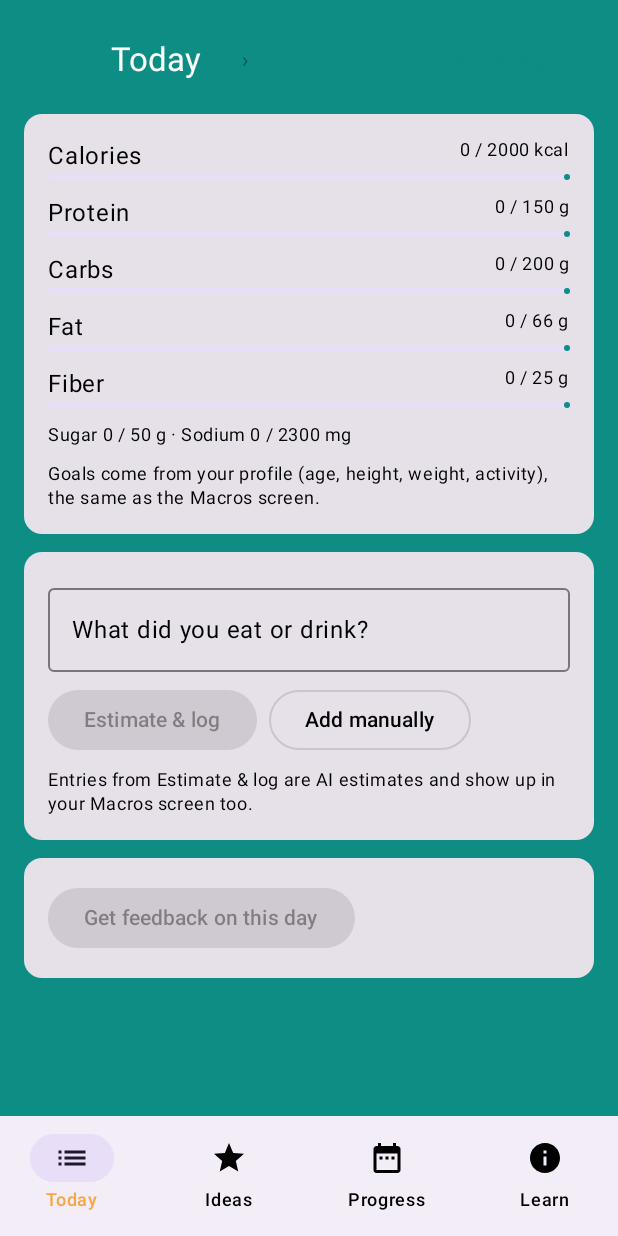
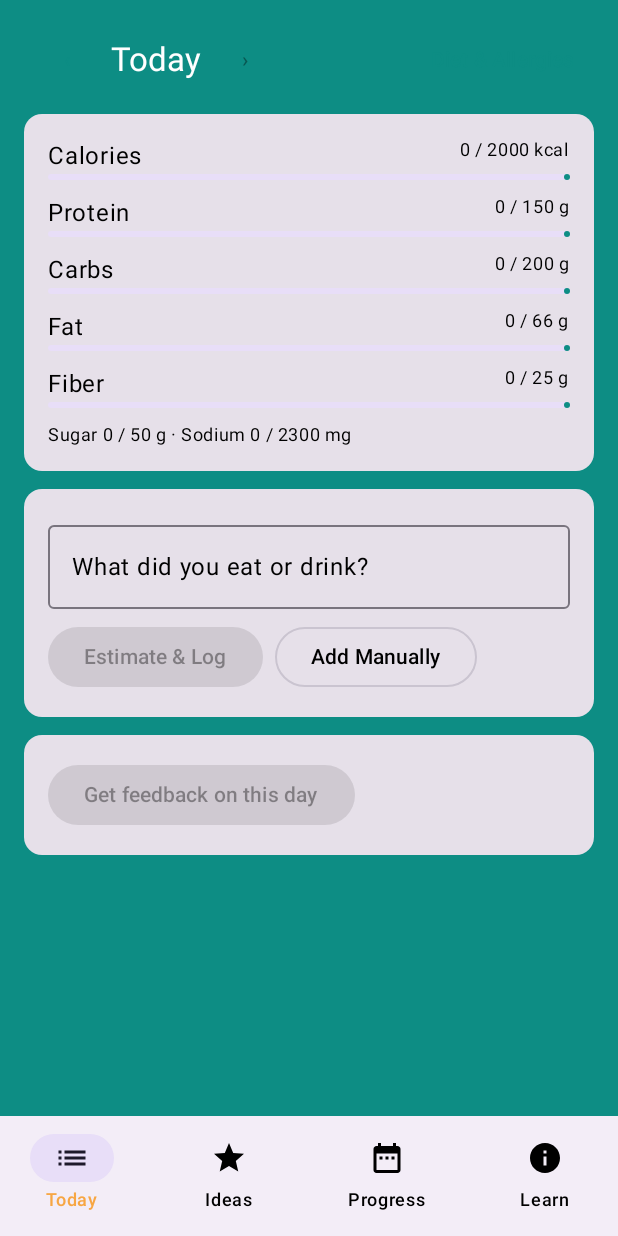
Before and after one commit to AJohansen-code/Scholar_Stong, an Android app built with Jetpack Compose: the NutritionHost screen opened through its navigation route, on a phone screen of 412 x 824 dp. Run offline under Robolectric (Android 15) with nearby library versions, the phone set to English and light mode, and no system bars; our stand-ins replace Room's generated code; 2 statements that could not run were skipped.

Commit message:
Removed goals disclaimer and readded the nutrition dashboard.

```diff
--- a/app/src/main/java/com/academicstrong/nutrition/ui/TodayScreen.kt
+++ b/app/src/main/java/com/academicstrong/nutrition/ui/TodayScreen.kt
@@ -42,7 +42,7 @@ fun TodayScreen(vm: NutritionViewModel) {
                 )
                 TextButton(onClick = { vm.shiftDay(1) }, enabled = day < vm.today) { Text("›") }
                 Spacer(Modifier.weight(1f))
-                TextButton(onClick = { showPrefs = true }) { Text("Diet & allergies") }
+                TextButton(onClick = { showPrefs = true }) { Text("Diet & Allergies") }
             }
         }
         item {
@@ -57,10 +57,6 @@ fun TodayScreen(vm: NutritionViewModel) {
                         "Sugar ${totals.sugarG} / ${goals.sugarG} g · Sodium ${totals.sodiumMg} / ${goals.sodiumMg} mg",
                         style = MaterialTheme.typography.bodySmall
                     )
-                    Text(
-                        "Goals come from your profile (age, height, weight, activity), the same as the Macros screen.",
-                        style = MaterialTheme.typography.bodySmall
-                    )
                 }
             }
         }
@@ -70,17 +66,16 @@ fun TodayScreen(vm: NutritionViewModel) {
                     OutlinedTextField(
                         value = text, onValueChange = { text = it }, modifier = Modifier.fillMaxWidth(),
                         label = { Text("What did you eat or drink?") },
-                        placeholder = { Text("2 eggs, toast and a latte") }
+                        placeholder = { Text("2 eggs, toast, and a latte") }
                     )
                     Row(horizontalArrangement = Arrangement.spacedBy(8.dp), verticalAlignment = Alignment.CenterVertically) {
                         Button(onClick = { vm.logFromText(text) { text = "" } }, enabled = text.isNotBlank() && !ai.busy) {
-                            Text("Estimate & log")
+                            Text("Estimate & Log")
                         }
-                        OutlinedButton(onClick = { showAdd = true }) { Text("Add manually") }
+                        OutlinedButton(onClick = { showAdd = true }) { Text("Add Manually") }
                         if (ai.busy) CircularProgressIndicator(Modifier.size(24.dp), strokeWidth = 2.dp)
                     }
                     ai.error?.let { Text(it, color = MaterialTheme.colorScheme.error, style = MaterialTheme.typography.bodySmall) }
-                    Text("Entries from Estimate & log are AI estimates and show up in your Macros screen too.", style = MaterialTheme.typography.bodySmall)
                 }
             }
         }
```
Also changed, not shown: app/src/main/java/com/team2/studentfitness/ui/screens/Dashboard.kt (+13 -0 lines).
